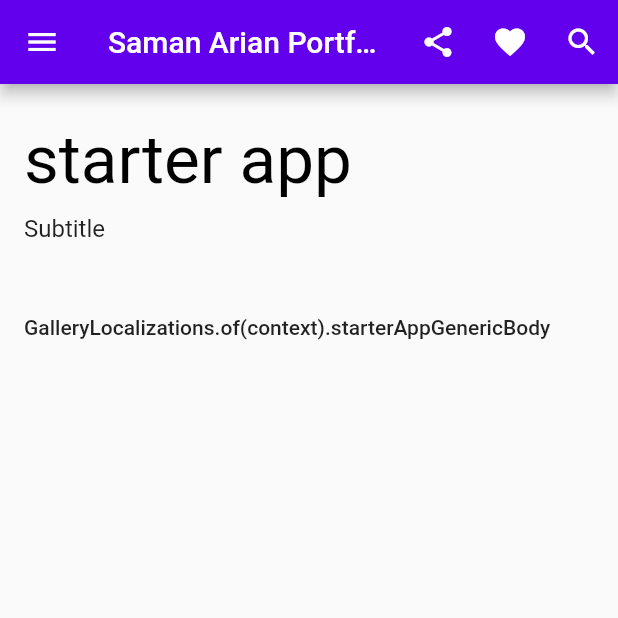
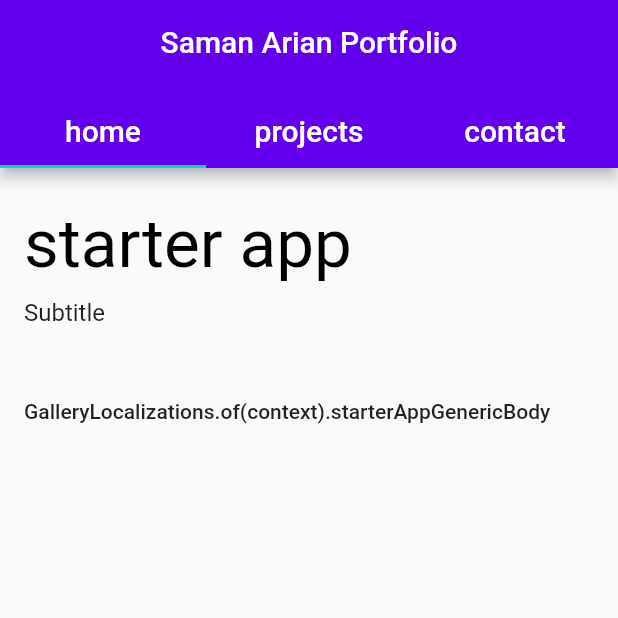
Before and after one commit to sarianpour/materialweb, a Flutter app: the screen it shows after launch, on a phone screen of 412 x 824 dp, the top half of it. Run offline on Flutter 3.47's test engine with Material 2 defaults, Android fonts, the phone set to English and light mode, and no system bars; our stand-ins replace adaptive_breakpoints.

Commit message:
save before body

```diff
--- a/lib/drawer.dart
+++ b/lib/drawer.dart
@@ -12,6 +12,7 @@ class _ListDrawerState extends State<ListDrawer> {
 
   @override
   Widget build(BuildContext context) {
+    final themeData = Theme.of(context);
     final textTheme = Theme.of(context).textTheme;
     return Drawer(
       child: SafeArea(
--- a/lib/home.dart
+++ b/lib/home.dart
@@ -50,6 +50,8 @@ class HomePage extends StatelessWidget {
           //ListDrawer(),
           //const VerticalDivider(width: 1),
           Expanded(
+            child: DefaultTabController(
+              length: 3,
               child: Scaffold(
                 appBar: const AdaptiveAppBar(
                   isDesktop: true,
@@ -57,13 +59,17 @@ class HomePage extends StatelessWidget {
                 body: body,
               ),
             ),
+          ),
         ],
       );
     } else {
-      return Scaffold(
+      return DefaultTabController(
+        length: 3,
+        child: Scaffold(
           appBar: const AdaptiveAppBar(),
           body: body,
-        drawer: ListDrawer(),
+          //drawer: ListDrawer(),
+        ),
       );
     }
   }
@@ -80,46 +86,87 @@ class AdaptiveAppBar extends StatelessWidget implements PreferredSizeWidget {
   @override
   Size get preferredSize => isDesktop
       ? const Size.fromHeight(appBarDesktopHeight)
-      : const Size.fromHeight(kToolbarHeight);
+      : const Size.fromHeight(kToolbarHeight * 2);
 
   @override
   Widget build(BuildContext context) {
     final themeData = Theme.of(context);
     return AppBar(
       automaticallyImplyLeading: !isDesktop,
-      title: Text('Saman Arian Portfolio'),
-//      bottom: isDesktop
-//          ? PreferredSize(
-//              preferredSize: const Size.fromHeight(26),
-//              child: Container(
-//                alignment: AlignmentDirectional.centerStart,
-//                margin: const EdgeInsetsDirectional.fromSTEB(72, 0, 0, 22),
-//                child: Text(
-//                  'Sarian Portfolio',
-//                  style: themeData.textTheme.headline6.copyWith(
-//                    color: themeData.colorScheme.onPrimary,
-//                  ),
-//                ),
-//              ),
-//            )
-//          : null,
-      actions: [
-        IconButton(
-          icon: const Icon(Icons.share),
-          tooltip: 'TooltipShare',
-          onPressed: () {},
+      title: isDesktop
+          ? Text(
+              'Saman Arian Portfolio',
+            )
+          : Center(
+              child: Text(
+                'Saman Arian Portfolio',
               ),
-        IconButton(
-          icon: const Icon(Icons.favorite),
-          tooltip: 'Favorite',
-          onPressed: () {},
             ),
-        IconButton(
-          icon: const Icon(Icons.search),
-          tooltip: 'Search',
-          onPressed: () {},
+      bottom: !isDesktop
+          ? TabBar(
+              tabs: [
+                Tab(
+                  child: Text(
+                    'home',
+                    style: themeData.textTheme.headline6.copyWith(
+                      color: themeData.colorScheme.onPrimary,
+                    ),
+                  ),
+                ),
+                Tab(
+                  child: Text(
+                    'projects',
+                    style: themeData.textTheme.headline6.copyWith(
+                      color: themeData.colorScheme.onPrimary,
+                    ),
+                  ),
+                ),
+                Tab(
+                  child: Text(
+                    'contact',
+                    style: themeData.textTheme.headline6.copyWith(
+                      color: themeData.colorScheme.onPrimary,
+                    ),
+                  ),
                 ),
               ],
+            )
+          : null,
+      actions: isDesktop
+          ? [
+              Container(
+                width: 320,
+                child: TabBar(
+                  tabs: [
+                    Tab(
+                      child: Text(
+                        'home',
+                        style: themeData.textTheme.headline6.copyWith(
+                          color: themeData.colorScheme.onPrimary,
+                        ),
+                      ),
+                    ),
+                    Tab(
+                      child: Text(
+                        'projects',
+                        style: themeData.textTheme.headline6.copyWith(
+                          color: themeData.colorScheme.onPrimary,
+                        ),
+                      ),
+                    ),
+                    Tab(
+                      child: Text(
+                        'contact',
+                        style: themeData.textTheme.headline6.copyWith(
+                          color: themeData.colorScheme.onPrimary,
+                        ),
+                      ),
+                    ),
+                  ],
+                ),
+              ),
+            ]
+          : null,
     );
   }
 }
```
Lines whose indentation alone changed are shown as unchanged.
